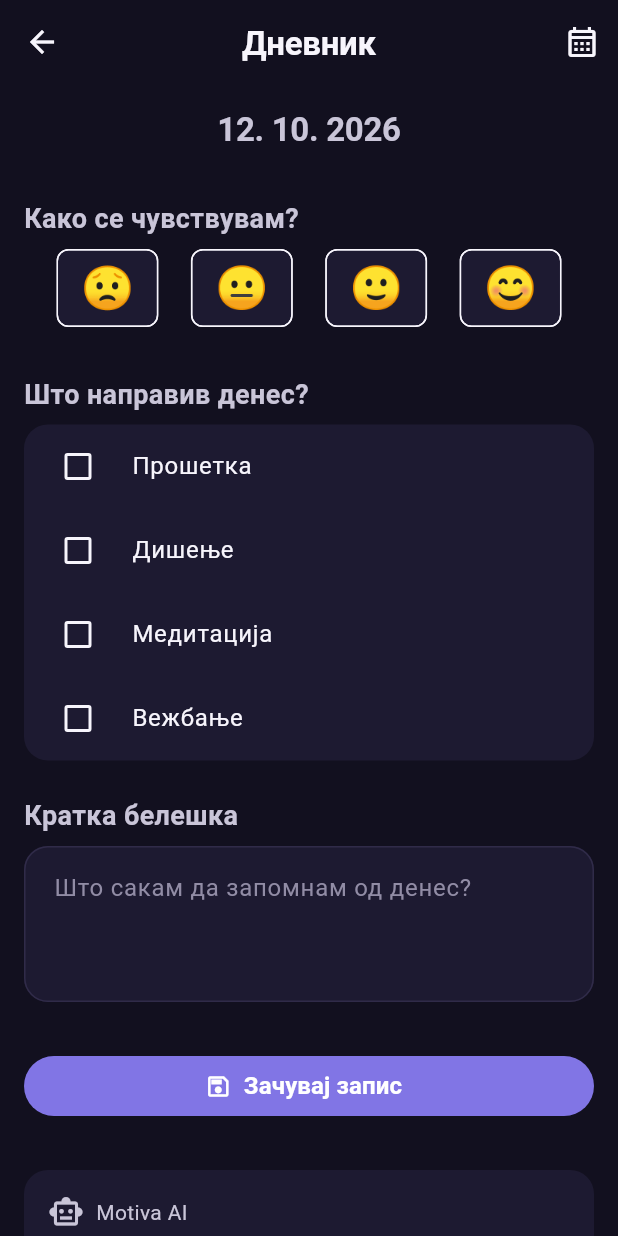
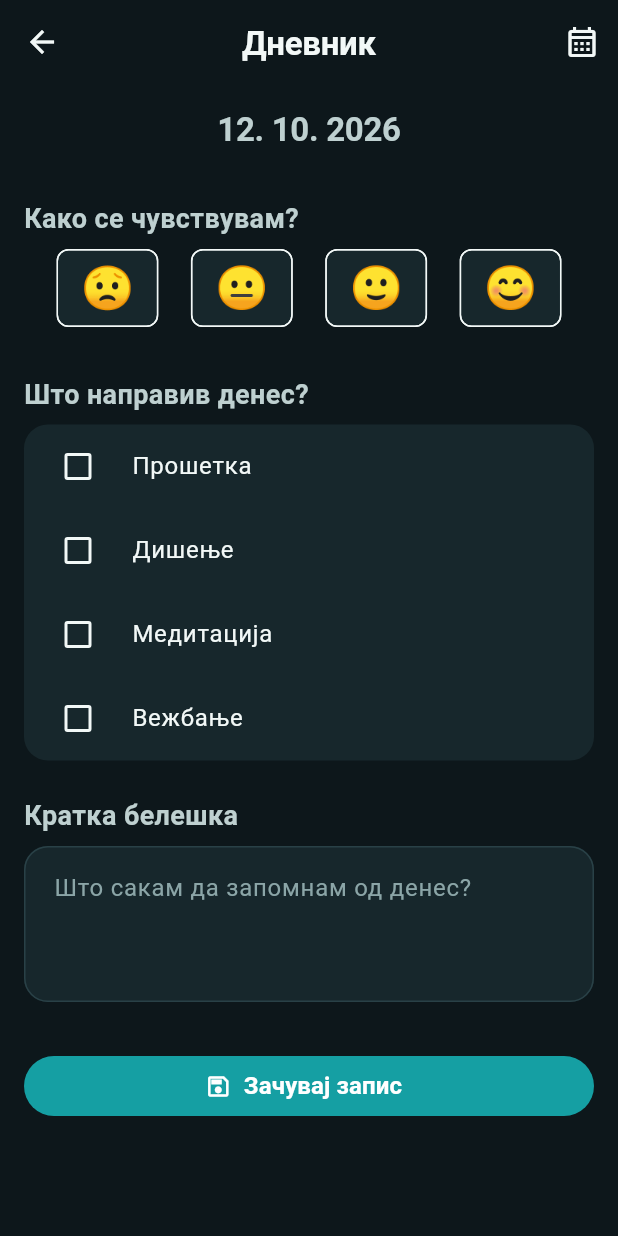
Before and after one commit to ivicamadzo/motiva3, a Flutter app: the screen it shows once a user with an empty profile is signed in, after a tap on "Дневник", on a phone screen of 412 x 824 dp. Run offline on Flutter 3.47's test engine with Material 3 defaults, Android fonts, the phone set to English and light mode, and no system bars; our stand-ins replace audio_service, cloud_firestore, firebase_ai, firebase_analytics, firebase_auth, firebase_core and 4 more; missing offline and left inert: audio_session, firebase_app_check, flutter_facebook_auth; accounts and stored records are empty; network calls fail; Roboto replaces fonts that are missing (NotoSans); statements that could not run were skipped.

Commit message:
Prepare icons and design for google play

```diff
--- a/lib/features/journal/screens/journal_screen.dart
+++ b/lib/features/journal/screens/journal_screen.dart
@@ -1,6 +1,5 @@
 import 'package:flutter/material.dart';
 
-import '../../../core/ai/motiva_ai_service.dart';
 import '../../../core/storage/local_storage.dart';
 import '../../../theme/theme_exports.dart';
 import '../data/journal_entry.dart';
@@ -26,8 +25,6 @@ class _JournalScreenState extends State<JournalScreen> {
   late final TextEditingController _noteController;
   bool _isLoading = true;
   bool _isSaving = false;
-  bool _isGeneratingInsight = false;
-  String? _aiInsight;
 
   @override
   void initState() {
@@ -92,29 +89,6 @@ class _JournalScreenState extends State<JournalScreen> {
     ScaffoldMessenger.of(context).showSnackBar(
       const SnackBar(content: Text('Записот е зачуван на уредот.')),
     );
-  }
-
-  Future<void> _generateInsight() async {
-    setState(() {
-      _isGeneratingInsight = true;
-      _aiInsight = null;
-    });
-
-    try {
-      final insight = await MotivaAIService.instance.generateJournalInsight(
-        JournalEntry(
-          date: _selectedDate,
-          mood: _entry.mood,
-          activities: _entry.activities,
-          note: _noteController.text.trim(),
-        ),
-      );
-
-      if (!mounted) return;
-      setState(() => _aiInsight = insight);
-    } finally {
-      if (mounted) setState(() => _isGeneratingInsight = false);
-    }
   }
 
   void _setMood(int mood) {
@@ -228,63 +202,6 @@ class _JournalScreenState extends State<JournalScreen> {
                         _isSaving ? 'Се зачувува...' : 'Зачувај запис',
                       ),
                     ),
-                    const SizedBox(height: AppSpacing.xl),
-                    Card(
-                      child: Padding(
-                        padding: const EdgeInsets.all(AppSpacing.md),
-                        child: Column(
-                          crossAxisAlignment: CrossAxisAlignment.start,
-                          children: [
-                            Row(
-                              children: [
-                                const Icon(Icons.smart_toy_outlined),
-                                const SizedBox(width: AppSpacing.sm),
-                                const Expanded(child: Text('Motiva AI')),
-                                if (_aiInsight != null)
-                                  const Icon(
-                                    Icons.check_circle_outline,
-                                    color: Colors.green,
-                                  ),
-                              ],
-                            ),
-                            const SizedBox(height: AppSpacing.sm),
-                            Text(
-                              'Поддршка и идеи за следниот чекор',
-                              style: MotivaTypography.caption.copyWith(
-                                color: AppColors.textSecondary,
-                              ),
-                            ),
-                            const SizedBox(height: AppSpacing.sm),
-                            FilledButton.icon(
-                              onPressed: _isGeneratingInsight
-                                  ? null
-                                  : _generateInsight,
-                              icon: const Icon(Icons.auto_awesome_outlined),
-                              label: Text(
-                                _isGeneratingInsight
-                                    ? 'Се генерира...'
-                                    : 'Генерирај совет',
-                              ),
-                            ),
-                            if (_aiInsight != null) ...[
-                              const SizedBox(height: AppSpacing.md),
-                              Container(
-                                width: double.infinity,
-                                padding: const EdgeInsets.all(AppSpacing.md),
-                                decoration: BoxDecoration(
-                                  color: AppColors.surface,
-                                  borderRadius: BorderRadius.circular(12),
-                                ),
-                                child: Text(
-                                  _aiInsight!,
-                                  style: MotivaTypography.body,
-                                ),
-                              ),
-                            ],
-                          ],
-                        ),
-                      ),
-                    ),
                   ],
                 ),
               ),
--- a/lib/features/panic/screens/panic_list_screen.dart
+++ b/lib/features/panic/screens/panic_list_screen.dart
@@ -35,7 +35,7 @@ class PanicListScreen extends StatelessWidget {
                 ),
               ),
               title: Text(item.title),
-              subtitle: const Text('Panic Relief аудио'),
+              subtitle: const Text('Паника интродукцијаС'),
               trailing: const Icon(Icons.play_circle_fill),
               onTap: () {
                 final currentTrack =
--- a/lib/main.dart
+++ b/lib/main.dart
@@ -1,3 +1,4 @@
+import 'package:flutter/foundation.dart';
 import 'package:flutter/material.dart';
 import 'package:firebase_core/firebase_core.dart';
 import 'package:flutter_native_splash/flutter_native_splash.dart';
@@ -16,7 +17,9 @@ void main() async {
     await Firebase.initializeApp();
 
     await FirebaseAppCheck.instance.activate(
-      providerAndroid: const AndroidDebugProvider(),
+      providerAndroid: kDebugMode
+          ? const AndroidDebugProvider()
+          : const AndroidPlayIntegrityProvider(),
     );
 
     await FirebaseSupport.analytics.setAnalyticsCollectionEnabled(true);
--- a/lib/theme/app_colors.dart
+++ b/lib/theme/app_colors.dart
@@ -7,39 +7,39 @@ class AppColors {
   // BRAND
   // ─────────────────────────────────────────────
 
-  static const Color primary = Color(0xFF8175E5);
-  static const Color primaryLight = Color(0xFFA69CEF);
-  static const Color primarySoft = Color(0xFF6259A8);
+  static const Color primary = Color(0xFF159FA3);
+  static const Color primaryLight = Color(0xFF74D5CE);
+  static const Color primarySoft = Color(0xFF176E75);
 
   // ─────────────────────────────────────────────
   // BACKGROUNDS
   // ─────────────────────────────────────────────
 
-  static const Color background = Color(0xFF12101F);
-  static const Color backgroundElevated = Color(0xFF18152A);
+  static const Color background = Color(0xFF0D171B);
+  static const Color backgroundElevated = Color(0xFF111F24);
 
   // ─────────────────────────────────────────────
   // SURFACES / CARDS
   // ─────────────────────────────────────────────
 
-  static const Color surface = Color(0xFF1D1A31);
-  static const Color surfaceElevated = Color(0xFF24203C);
-  static const Color surfaceSoft = Color(0xFF292544);
+  static const Color surface = Color(0xFF17272C);
+  static const Color surfaceElevated = Color(0xFF1C3036);
+  static const Color surfaceSoft = Color(0xFF223B41);
 
   // ─────────────────────────────────────────────
   // PANIC MODE
   // ─────────────────────────────────────────────
 
-  static const Color panicBackground = Color(0xFF101522);
+  static const Color panicBackground = Color(0xFF10191D);
 
   // ─────────────────────────────────────────────
   // TEXT
   // ─────────────────────────────────────────────
 
-  static const Color textPrimary = Color(0xFFF7F5FC);
-  static const Color textSecondary = Color(0xFFC9C5D8);
-  static const Color textMuted = Color(0xFF918CA5);
-  static const Color textDisabled = Color(0xFF666175);
+  static const Color textPrimary = Color(0xFFF2F8F7);
+  static const Color textSecondary = Color(0xFFBED0D0);
+  static const Color textMuted = Color(0xFF8BA5A7);
+  static const Color textDisabled = Color(0xFF62777A);
 
   // ─────────────────────────────────────────────
   // SEMANTIC COLORS
@@ -57,8 +57,8 @@ class AppColors {
   // BORDERS
   // ─────────────────────────────────────────────
 
-  static const Color border = Color(0xFF302B49);
-  static const Color borderLight = Color(0xFF3B3557);
+  static const Color border = Color(0xFF294147);
+  static const Color borderLight = Color(0xFF37565C);
 
   // ─────────────────────────────────────────────
   // OVERLAYS / SHADOWS
--- a/lib/theme/app_gradients.dart
+++ b/lib/theme/app_gradients.dart
@@ -22,14 +22,14 @@ class AppGradients {
   static const LinearGradient calm = LinearGradient(
     begin: Alignment.topLeft,
     end: Alignment.bottomRight,
-    colors: [Color(0xFF6F68C9), Color(0xFF6E86C9)],
+    colors: [Color(0xFF176E75), Color(0xFF27A6A0)],
   );
 
   // Wellness / grounding
   static const LinearGradient wellness = LinearGradient(
     begin: Alignment.topLeft,
     end: Alignment.bottomRight,
-    colors: [Color(0xFF6F8FC9), Color(0xFF65B9AE)],
+    colors: [Color(0xFF165D6B), Color(0xFF48B7A7)],
   );
 
   // Very subtle highlight used on cards
--- a/pubspec.yaml
+++ b/pubspec.yaml
@@ -38,17 +38,17 @@ flutter_launcher_icons:
   ios: true
   image_path: assets/branding/motiva_app_icon_512.png
   adaptive_icon_foreground: assets/branding/motiva_adaptive_foreground.png
-  adaptive_icon_background: '#0F0B1A'
+  adaptive_icon_background: '#0D171B'
   min_sdk_android: 24
   remove_alpha_ios: true
 
 flutter_native_splash:
-  color: '#0F0B1A'
+  color: '#0D171B'
   image: assets/branding/motiva_splash_logo.png
   android: true
   ios: true
   android_12:
-    color: '#0F0B1A'
+    color: '#0D171B'
     image: assets/branding/motiva_splash_logo.png
 
 flutter:
```
Also changed, not shown: lib/core/ai/motiva_ai_service.dart (+0 -107 lines), assets/branding/motiva_app_icon_512.png, assets/branding/motiva_feature_graphic_1024x500.jpg, 39 other files.
